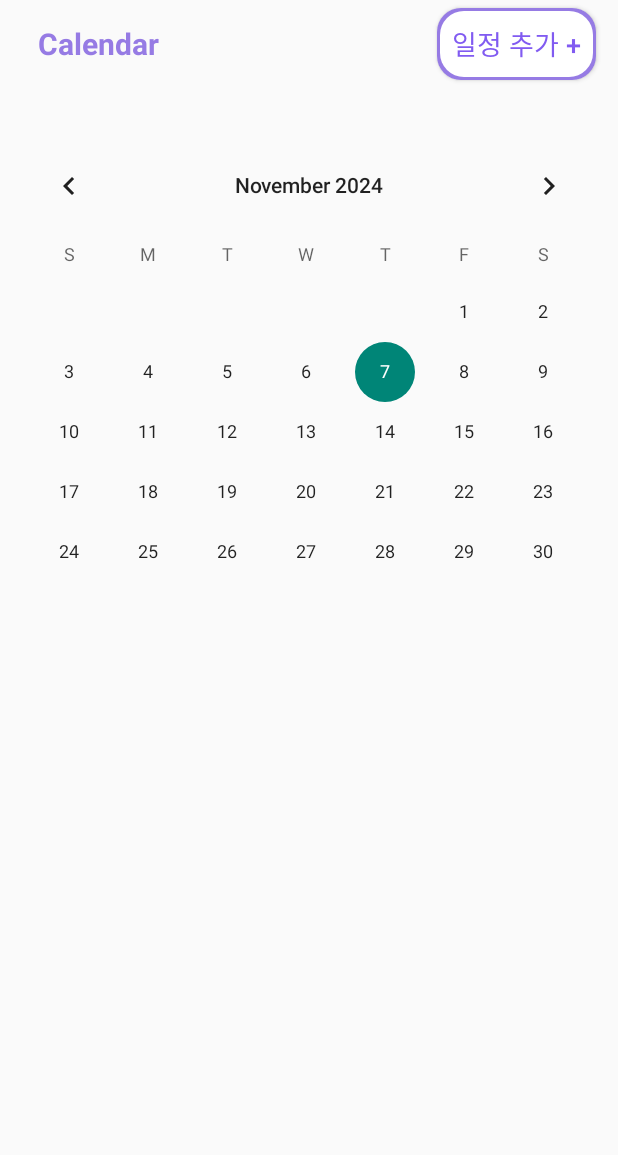
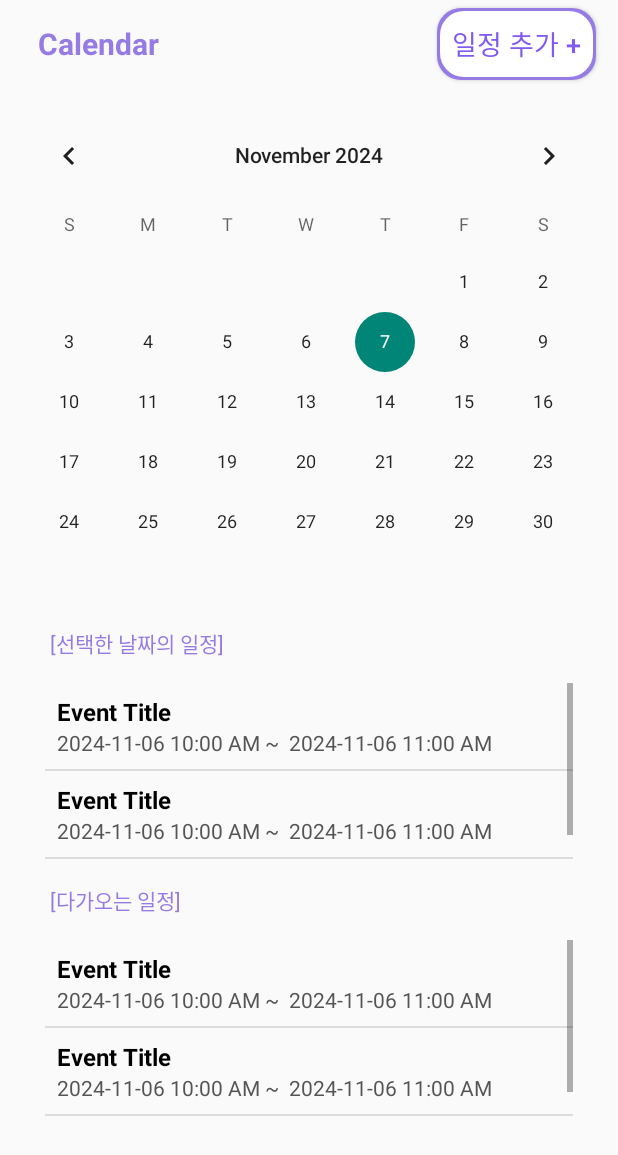
Before and after one commit to rydud314/WHOSEE, an Android app built with Jetpack Compose: the layout activity_calendar.xml on its own in the app's theme, with its tools: preview values and no code run, on a phone screen of 412 x 824 dp. Shown: the top 1155 px of the screen. Run offline under Robolectric (Android 15) with nearby library versions, the phone set to English and light mode, and no system bars.

Commit message:
1108중간발표최최종

```diff
--- a/app/src/main/res/layout/activity_calendar.xml
+++ b/app/src/main/res/layout/activity_calendar.xml
@@ -13,7 +13,6 @@
         <LinearLayout
             android:layout_width="match_parent"
             android:layout_height="70dp"
-            android:layout_marginBottom="20dp"
             tools:ignore="MissingConstraints">
 
             <TextView
@@ -33,6 +32,7 @@
                 android:layout_width="wrap_content"
                 android:layout_height="wrap_content"
                 android:layout_marginTop="5dp"
+                android:layout_marginEnd="5dp"
                 android:background="@drawable/btn_add_schedule"
                 android:padding="10dp"
                 android:text="일정 추가 +"
@@ -47,15 +47,54 @@
             android:layout_height="wrap_content"
             tools:ignore="MissingConstraints" />
 
-        <ListView
-            android:id="@+id/calendarListView"
-            android:paddingStart="30dp"
-            android:paddingEnd="30dp"
+        <ScrollView
             android:layout_width="match_parent"
-            android:layout_height="wrap_content"
-            android:dividerHeight="1dp"
-            android:padding="16dp" />
+            android:layout_height="0dp"
+            android:layout_marginTop="10dp"
+            android:layout_weight="1">
 
+            <LinearLayout
+                android:orientation="vertical"
+                android:layout_width="match_parent"
+                android:layout_height="wrap_content">
+
+                <TextView
+                    android:paddingStart="30dp"
+                    android:id="@+id/text1"
+                    android:layout_width="match_parent"
+                    android:layout_height="wrap_content"
+                    android:text=" [선택한 날짜의 일정]"
+                    android:textColor="#967BE4" />
+
+                <ListView
+                    android:id="@+id/selectedDateListView"
+                    android:paddingStart="30dp"
+                    android:paddingEnd="30dp"
+                    android:layout_width="match_parent"
+                    android:layout_height="150dp"
+                    android:padding="16dp"
+                    tools:listitem="@layout/listitem_event"/>
+
+                <TextView
+                    android:paddingStart="30dp"
+                    android:id="@+id/text2"
+                    android:layout_width="match_parent"
+                    android:layout_height="wrap_content"
+                    android:text=" [다가오는 일정]"
+                    android:textColor="#967BE4" />
+
+                <ListView
+                    android:id="@+id/calendarListView"
+                    android:paddingStart="30dp"
+                    android:paddingEnd="30dp"
+                    android:layout_width="match_parent"
+                    android:layout_height="150dp"
+                    android:dividerHeight="1dp"
+                    android:padding="16dp"
+                    tools:listitem="@layout/listitem_event"/>
+
+            </LinearLayout>
+        </ScrollView>
     </LinearLayout>
 
 
--- /dev/null
+++ b/app/src/main/res/layout/listitem_event.xml
@@ -0,0 +1,26 @@
+<?xml version="1.0" encoding="utf-8"?>
+<LinearLayout xmlns:android="http://schemas.android.com/apk/res/android"
+    android:layout_width="match_parent"
+    android:layout_height="wrap_content"
+    android:orientation="vertical"
+    android:padding="8dp">
+
+    <TextView
+        android:id="@+id/eventTitle"
+        android:layout_width="wrap_content"
+        android:layout_height="wrap_content"
+        android:textSize="16sp"
+        android:textColor="@color/black"
+        android:textStyle="bold"
+        android:text="Event Title" />
+
+    <TextView
+        android:id="@+id/eventTime"
+        android:layout_width="wrap_content"
+        android:layout_height="wrap_content"
+        android:textSize="14sp"
+        android:textColor="#555"
+        android:text="2024-11-06 10:00 AM ~  2024-11-06 11:00 AM" />
+
+
+</LinearLayout>
```
Also changed, not shown: app/src/main/java/com/example/seesaw/Calendar.kt (+57 -11 lines), app/src/main/java/com/example/seesaw/EventAdapter.kt (added, +45 -0 lines), app/src/main/res/layout/activity_add_schedule.xml (+15 -12 lines).
